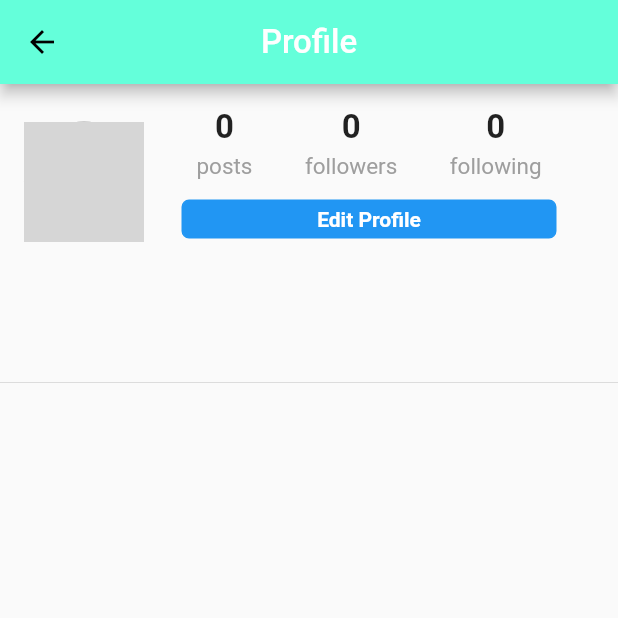
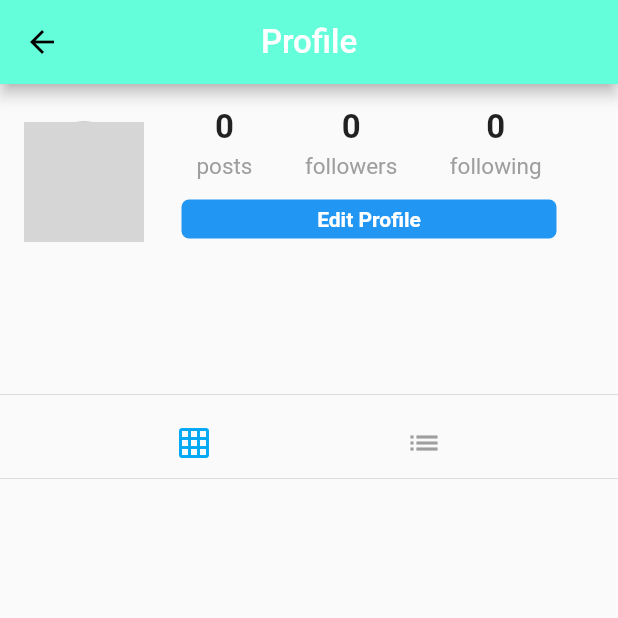
Before and after one commit to shanewilsonpro/Snapocial, a Flutter app: the Profile screen opened directly, on a phone screen of 412 x 824 dp, the top half of it. Run offline on Flutter 3.47's test engine with Material 2 defaults, Android fonts, the phone set to English and light mode, and no system bars; our stand-ins replace cached_network_image, cloud_firestore, firebase_storage, flutter_svg, geolocator, google_sign_in and 1 more; accounts and stored records are empty; network calls fail; grey boxes are pictures that could not be loaded.

Commit message:
toggle profile post orientation

```diff
--- a/lib/pages/profile.dart
+++ b/lib/pages/profile.dart
@@ -12,7 +12,7 @@ import 'package:snapocial/widgets/progress.dart';
 class Profile extends StatefulWidget {
   final String profileId;
 
-  Profile({ this.profileId });
+  Profile({this.profileId});
 
   @override
   _ProfileState createState() => _ProfileState();
@@ -20,6 +20,7 @@ class Profile extends StatefulWidget {
 
 class _ProfileState extends State<Profile> {
   final String currentUserId = currentUser?.id;
+  String postOrientation = "grid";
   bool isLoading = false;
   int postCount = 0;
   List<Post> posts = [];
@@ -43,8 +44,7 @@ class _ProfileState extends State<Profile> {
     setState(() {
       isLoading = false;
       postCount = snapshot.documents.length;
-      posts = snapshot.documents.map((doc) => Post.fromDocument(doc))
-      .toList();
+      posts = snapshot.documents.map((doc) => Post.fromDocument(doc)).toList();
     });
   }
 
@@ -73,11 +73,13 @@ class _ProfileState extends State<Profile> {
   }
 
   editProfile() {
-    Navigator.push(context, MaterialPageRoute(builder: (context) =>
-    EditProfile(currentUserId: currentUserId)));
+    Navigator.push(
+        context,
+        MaterialPageRoute(
+            builder: (context) => EditProfile(currentUserId: currentUserId)));
   }
 
-  Container buildButton({ String text, Function function }) {
+  Container buildButton({String text, Function function}) {
     return Container(
       padding: EdgeInsets.only(top: 2.0),
       child: FlatButton(
@@ -109,10 +111,7 @@ class _ProfileState extends State<Profile> {
     //viewing your own profile - should show edit profile button
     bool isProfileOwner = currentUserId == widget.profileId;
     if (isProfileOwner) {
-      return buildButton(
-        text: "Edit Profile",
-        function: editProfile
-      );
+      return buildButton(text: "Edit Profile", function: editProfile);
     }
   }
 
@@ -197,7 +196,7 @@ class _ProfileState extends State<Profile> {
   buildProfilePosts() {
     if (isLoading) {
       return circularProgress();
-    }
+    } else if (postOrientation == "grid") {
       List<GridTile> gridTiles = [];
       posts.forEach((post) {
         gridTiles.add(GridTile(child: PostTile(post)));
@@ -211,9 +210,39 @@ class _ProfileState extends State<Profile> {
         physics: NeverScrollableScrollPhysics(),
         children: gridTiles,
       );
-    //return Column(
-    //  children: posts,
-    //);
+    } else if (postOrientation == "list") {
+      return Column(
+        children: posts,
+      );
+    }
+  }
+
+  setPostOrientation(String postOrientation) {
+    setState(() {
+      this.postOrientation = postOrientation;
+    });
+  }
+
+  buildTogglePostOrientation() {
+    return Row(
+      mainAxisAlignment: MainAxisAlignment.spaceEvenly,
+      children: <Widget>[
+        IconButton(
+          onPressed: () => setPostOrientation("grid"),
+          icon: Icon(Icons.grid_on),
+          color: postOrientation == 'grid'
+              ? Theme.of(context).primaryColor
+              : Colors.grey,
+        ),
+        IconButton(
+          onPressed: () => setPostOrientation("list"),
+          icon: Icon(Icons.list),
+          color: postOrientation == 'list'
+              ? Theme.of(context).primaryColor
+              : Colors.grey,
+        ),
+      ],
+    );
   }
 
   @override
@@ -223,6 +252,8 @@ class _ProfileState extends State<Profile> {
       body: ListView(
         children: <Widget>[
           buildProfileHeader(),
+          Divider(),
+          buildTogglePostOrientation(),
           Divider(
             height: 0.0,
           ),
```
Lines whose indentation alone changed are shown as unchanged.
